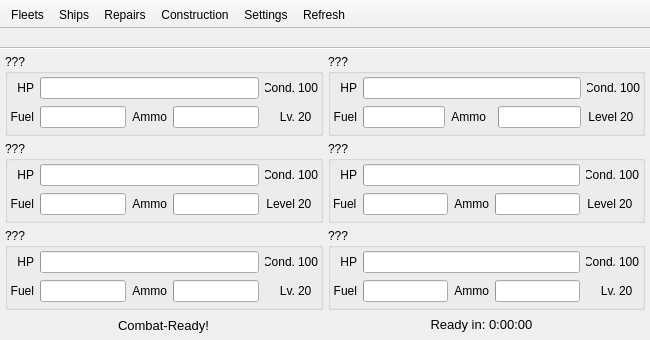
Old version of the form forms/KCMainWindow.ui in the repository KanColleTool/kct-tool.
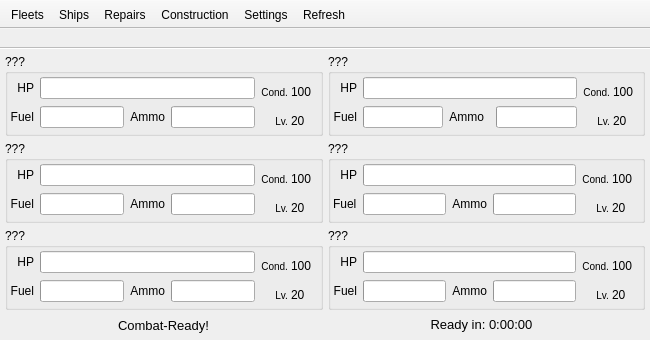
New version of the form. Icons and pictures are not drawn.

Diff of the .ui file:
```diff
--- a/forms/KCMainWindow.ui
+++ b/forms/KCMainWindow.ui
@@ -137,17 +137,14 @@
                 </property>
                 <item>
                  <widget class="QLabel" name="label_39">
-                  <property name="minimumSize">
-                   <size>
-                    <width>30</width>
-                    <height>0</height>
-                   </size>
+                  <property name="styleSheet">
+                   <string notr="true">font-size:10px;</string>
                   </property>
                   <property name="text">
                    <string>Lv.</string>
                   </property>
                   <property name="alignment">
-                   <set>Qt::AlignRight|Qt::AlignTrailing|Qt::AlignVCenter</set>
+                   <set>Qt::AlignBottom|Qt::AlignRight|Qt::AlignTrailing</set>
                   </property>
                  </widget>
                 </item>
@@ -155,7 +152,7 @@
                  <widget class="QLabel" name="fleetLevel6">
                   <property name="minimumSize">
                    <size>
-                    <width>20</width>
+                    <width>27</width>
                     <height>0</height>
                    </size>
                   </property>
@@ -163,7 +160,7 @@
                    <string>20</string>
                   </property>
                   <property name="alignment">
-                   <set>Qt::AlignLeading|Qt::AlignLeft|Qt::AlignVCenter</set>
+                   <set>Qt::AlignBottom|Qt::AlignLeading|Qt::AlignLeft</set>
                   </property>
                  </widget>
                 </item>
@@ -213,17 +210,14 @@
                 </property>
                 <item>
                  <widget class="QLabel" name="label_37">
-                  <property name="minimumSize">
-                   <size>
-                    <width>30</width>
-                    <height>0</height>
-                   </size>
+                  <property name="styleSheet">
+                   <string notr="true">font-size:10px;</string>
                   </property>
                   <property name="text">
                    <string>Cond.</string>
                   </property>
                   <property name="alignment">
-                   <set>Qt::AlignRight|Qt::AlignTrailing|Qt::AlignVCenter</set>
+                   <set>Qt::AlignBottom|Qt::AlignRight|Qt::AlignTrailing</set>
                   </property>
                  </widget>
                 </item>
@@ -231,7 +225,7 @@
                  <widget class="QLabel" name="fleetCond6">
                   <property name="minimumSize">
                    <size>
-                    <width>20</width>
+                    <width>27</width>
                     <height>0</height>
                    </size>
                   </property>
@@ -239,7 +233,7 @@
                    <string>100</string>
                   </property>
                   <property name="alignment">
-                   <set>Qt::AlignLeading|Qt::AlignLeft|Qt::AlignVCenter</set>
+                   <set>Qt::AlignBottom|Qt::AlignLeading|Qt::AlignLeft</set>
                   </property>
                  </widget>
                 </item>
@@ -280,17 +274,14 @@
                 </property>
                 <item>
                  <widget class="QLabel" name="label_19">
-                  <property name="minimumSize">
-                   <size>
-                    <width>30</width>
-                    <height>0</height>
-                   </size>
+                  <property name="styleSheet">
+                   <string notr="true">font-size:10px;</string>
                   </property>
                   <property name="text">
                    <string>Cond.</string>
                   </property>
                   <property name="alignment">
-                   <set>Qt::AlignRight|Qt::AlignTrailing|Qt::AlignVCenter</set>
+                   <set>Qt::AlignBottom|Qt::AlignRight|Qt::AlignTrailing</set>
                   </property>
                  </widget>
                 </item>
@@ -298,7 +289,7 @@
                  <widget class="QLabel" name="fleetCond3">
                   <property name="minimumSize">
                    <size>
-                    <width>20</width>
+                    <width>27</width>
                     <height>0</height>
                    </size>
                   </property>
@@ -306,7 +297,7 @@
                    <string>100</string>
                   </property>
                   <property name="alignment">
-                   <set>Qt::AlignLeading|Qt::AlignLeft|Qt::AlignVCenter</set>
+                   <set>Qt::AlignBottom|Qt::AlignLeading|Qt::AlignLeft</set>
                   </property>
                  </widget>
                 </item>
@@ -336,17 +327,14 @@
                 </property>
                 <item>
                  <widget class="QLabel" name="label_21">
-                  <property name="minimumSize">
-                   <size>
-                    <width>30</width>
-                    <height>0</height>
-                   </size>
+                  <property name="styleSheet">
+                   <string notr="true">font-size:10px;</string>
                   </property>
                   <property name="text">
-                   <string>Level</string>
+                   <string>Lv.</string>
                   </property>
                   <property name="alignment">
-                   <set>Qt::AlignRight|Qt::AlignTrailing|Qt::AlignVCenter</set>
+                   <set>Qt::AlignBottom|Qt::AlignRight|Qt::AlignTrailing</set>
                   </property>
                  </widget>
                 </item>
@@ -354,7 +342,7 @@
                  <widget class="QLabel" name="fleetLevel3">
                   <property name="minimumSize">
                    <size>
-                    <width>20</width>
+                    <width>27</width>
                     <height>0</height>
                    </size>
                   </property>
@@ -362,7 +350,7 @@
                    <string>20</string>
                   </property>
                   <property name="alignment">
-                   <set>Qt::AlignLeading|Qt::AlignLeft|Qt::AlignVCenter</set>
+                   <set>Qt::AlignBottom|Qt::AlignLeading|Qt::AlignLeft</set>
                   </property>
                  </widget>
                 </item>
@@ -464,17 +452,14 @@
                 </property>
                 <item>
                  <widget class="QLabel" name="label_25">
-                  <property name="minimumSize">
-                   <size>
-                    <width>30</width>
-                    <height>0</height>
-                   </size>
+                  <property name="styleSheet">
+                   <string notr="true">font-size:10px;</string>
                   </property>
                   <property name="text">
                    <string>Cond.</string>
                   </property>
                   <property name="alignment">
-                   <set>Qt::AlignRight|Qt::AlignTrailing|Qt::AlignVCenter</set>
+                   <set>Qt::AlignBottom|Qt::AlignRight|Qt::AlignTrailing</set>
                   </property>
                  </widget>
                 </item>
@@ -482,7 +467,7 @@
                  <widget class="QLabel" name="fleetCond4">
                   <property name="minimumSize">
                    <size>
-                    <width>20</width>
+                    <width>27</width>
                     <height>0</height>
                    </size>
                   </property>
@@ -490,7 +475,7 @@
                    <string>100</string>
                   </property>
                   <property name="alignment">
-                   <set>Qt::AlignLeading|Qt::AlignLeft|Qt::AlignVCenter</set>
+                   <set>Qt::AlignBottom|Qt::AlignLeading|Qt::AlignLeft</set>
                   </property>
                  </widget>
                 </item>
@@ -510,17 +495,14 @@
                 </property>
                 <item>
                  <widget class="QLabel" name="label_27">
-                  <property name="minimumSize">
-                   <size>
-                    <width>30</width>
-                    <height>0</height>
-                   </size>
+                  <property name="styleSheet">
+                   <string notr="true">font-size:10px;</string>
                   </property>
                   <property name="text">
-                   <string>Level</string>
+                   <string>Lv.</string>
                   </property>
                   <property name="alignment">
-                   <set>Qt::AlignRight|Qt::AlignTrailing|Qt::AlignVCenter</set>
+                   <set>Qt::AlignBottom|Qt::AlignRight|Qt::AlignTrailing</set>
                   </property>
                  </widget>
                 </item>
@@ -528,7 +510,7 @@
                  <widget class="QLabel" name="fleetLevel4">
                   <property name="minimumSize">
                    <size>
-                    <width>20</width>
+                    <width>27</width>
                     <height>0</height>
                    </size>
                   </property>
@@ -536,7 +518,7 @@
                    <string>20</string>
                   </property>
                   <property name="alignment">
-                   <set>Qt::AlignLeading|Qt::AlignLeft|Qt::AlignVCenter</set>
+                   <set>Qt::AlignBottom|Qt::AlignLeading|Qt::AlignLeft</set>
                   </property>
                  </widget>
                 </item>
@@ -701,17 +683,14 @@
                 </property>
                 <item>
                  <widget class="QLabel" name="label_33">
-                  <property name="minimumSize">
-                   <size>
-                    <width>30</width>
-                    <height>0</height>
-                   </size>
+                  <property name="styleSheet">
+                   <string notr="true">font-size:10px;</string>
                   </property>
                   <property name="text">
                    <string>Lv.</string>
                   </property>
                   <property name="alignment">
-                   <set>Qt::AlignRight|Qt::AlignTrailing|Qt::AlignVCenter</set>
+                   <set>Qt::AlignBottom|Qt::AlignRight|Qt::AlignTrailing</set>
                   </property>
                  </widget>
                 </item>
@@ -719,7 +698,7 @@
                  <widget class="QLabel" name="fleetLevel5">
                   <property name="minimumSize">
                    <size>
-                    <width>20</width>
+                    <width>27</width>
                     <height>0</height>
                    </size>
                   </property>
@@ -727,7 +706,7 @@
                    <string>20</string>
                   </property>
                   <property name="alignment">
-                   <set>Qt::AlignLeading|Qt::AlignLeft|Qt::AlignVCenter</set>
+                   <set>Qt::AlignBottom|Qt::AlignLeading|Qt::AlignLeft</set>
                   </property>
                  </widget>
                 </item>
@@ -740,17 +719,14 @@
                 </property>
                 <item>
                  <widget class="QLabel" name="label_31">
-                  <property name="minimumSize">
-                   <size>
-                    <width>30</width>
-                    <height>0</height>
-                   </size>
+                  <property name="styleSheet">
+                   <string notr="true">font-size:10px;</string>
                   </property>
                   <property name="text">
                    <string>Cond.</string>
                   </property>
                   <property name="alignment">
-                   <set>Qt::AlignRight|Qt::AlignTrailing|Qt::AlignVCenter</set>
+                   <set>Qt::AlignBottom|Qt::AlignRight|Qt::AlignTrailing</set>
                   </property>
                  </widget>
                 </item>
@@ -758,7 +734,7 @@
                  <widget class="QLabel" name="fleetCond5">
                   <property name="minimumSize">
                    <size>
-                    <width>20</width>
+                    <width>27</width>
                     <height>0</height>
                    </size>
                   </property>
@@ -766,7 +742,7 @@
                    <string>100</string>
                   </property>
                   <property name="alignment">
-                   <set>Qt::AlignLeading|Qt::AlignLeft|Qt::AlignVCenter</set>
+                   <set>Qt::AlignBottom|Qt::AlignLeading|Qt::AlignLeft</set>
                   </property>
                  </widget>
                 </item>
@@ -851,17 +827,14 @@
                 </property>
                 <item>
                  <widget class="QLabel" name="label_15">
-                  <property name="minimumSize">
-                   <size>
-                    <width>30</width>
-                    <height>0</height>
-                   </size>
+                  <property name="styleSheet">
+                   <string notr="true">font-size:10px;</string>
                   </property>
                   <property name="text">
                    <string>Lv.</string>
                   </property>
                   <property name="alignment">
-                   <set>Qt::AlignRight|Qt::AlignTrailing|Qt::AlignVCenter</set>
+                   <set>Qt::AlignBottom|Qt::AlignRight|Qt::AlignTrailing</set>
                   </property>
                  </widget>
                 </item>
@@ -869,7 +842,7 @@
                  <widget class="QLabel" name="fleetLevel1">
                   <property name="minimumSize">
                    <size>
-                    <width>20</width>
+                    <width>27</width>
                     <height>0</height>
                    </size>
                   </property>
@@ -877,7 +850,7 @@
                    <string>20</string>
                   </property>
                   <property name="alignment">
-                   <set>Qt::AlignLeading|Qt::AlignLeft|Qt::AlignVCenter</set>
+                   <set>Qt::AlignBottom|Qt::AlignLeading|Qt::AlignLeft</set>
                   </property>
                  </widget>
                 </item>
@@ -890,17 +863,14 @@
                 </property>
                 <item>
                  <widget class="QLabel" name="label_13">
-                  <property name="minimumSize">
-                   <size>
-                    <width>30</width>
-                    <height>0</height>
-                   </size>
+                  <property name="styleSheet">
+                   <string notr="true">font-size:10px;</string>
                   </property>
                   <property name="text">
                    <string>Cond.</string>
                   </property>
                   <property name="alignment">
-                   <set>Qt::AlignRight|Qt::AlignTrailing|Qt::AlignVCenter</set>
+                   <set>Qt::AlignBottom|Qt::AlignRight|Qt::AlignTrailing</set>
                   </property>
                  </widget>
                 </item>
@@ -908,7 +878,7 @@
                  <widget class="QLabel" name="fleetCond1">
                   <property name="minimumSize">
                    <size>
-                    <width>20</width>
+                    <width>27</width>
                     <height>0</height>
                    </size>
                   </property>
@@ -916,7 +886,7 @@
                    <string>100</string>
                   </property>
                   <property name="alignment">
-                   <set>Qt::AlignLeading|Qt::AlignLeft|Qt::AlignVCenter</set>
+                   <set>Qt::AlignBottom|Qt::AlignLeading|Qt::AlignLeft</set>
                   </property>
                  </widget>
                 </item>
@@ -991,17 +961,14 @@
                 </property>
                 <item>
                  <widget class="QLabel" name="label_2">
-                  <property name="minimumSize">
-                   <size>
-                    <width>30</width>
-                    <height>0</height>
-                   </size>
+                  <property name="styleSheet">
+                   <string notr="true">font-size:10px;</string>
                   </property>
                   <property name="text">
                    <string>Cond.</string>
                   </property>
                   <property name="alignment">
-                   <set>Qt::AlignRight|Qt::AlignTrailing|Qt::AlignVCenter</set>
+                   <set>Qt::AlignBottom|Qt::AlignRight|Qt::AlignTrailing</set>
                   </property>
                  </widget>
                 </item>
@@ -1009,7 +976,7 @@
                  <widget class="QLabel" name="fleetCond2">
                   <property name="minimumSize">
                    <size>
-                    <width>20</width>
+                    <width>27</width>
                     <height>0</height>
                    </size>
                   </property>
@@ -1017,7 +984,7 @@
                    <string>100</string>
                   </property>
                   <property name="alignment">
-                   <set>Qt::AlignLeading|Qt::AlignLeft|Qt::AlignVCenter</set>
+                   <set>Qt::AlignBottom|Qt::AlignLeading|Qt::AlignLeft</set>
                   </property>
                  </widget>
                 </item>
@@ -1030,17 +997,14 @@
                 </property>
                 <item>
                  <widget class="QLabel" name="label_10">
-                  <property name="minimumSize">
-                   <size>
-                    <width>30</width>
-                    <height>0</height>
-                   </size>
+                  <property name="styleSheet">
+                   <string notr="true">font-size:10px;</string>
                   </property>
                   <property name="text">
-                   <string>Level</string>
+                   <string>Lv.</string>
                   </property>
                   <property name="alignment">
-                   <set>Qt::AlignRight|Qt::AlignTrailing|Qt::AlignVCenter</set>
+                   <set>Qt::AlignBottom|Qt::AlignRight|Qt::AlignTrailing</set>
                   </property>
                  </widget>
                 </item>
@@ -1048,7 +1012,7 @@
                  <widget class="QLabel" name="fleetLevel2">
                   <property name="minimumSize">
                    <size>
-                    <width>20</width>
+                    <width>27</width>
                     <height>0</height>
                    </size>
                   </property>
@@ -1056,7 +1020,7 @@
                    <string>20</string>
                   </property>
                   <property name="alignment">
-                   <set>Qt::AlignLeading|Qt::AlignLeft|Qt::AlignVCenter</set>
+                   <set>Qt::AlignBottom|Qt::AlignLeading|Qt::AlignLeft</set>
                   </property>
                  </widget>
                 </item>
```
Left out of the diff: 2 changed lines with no effect on the pictures.
